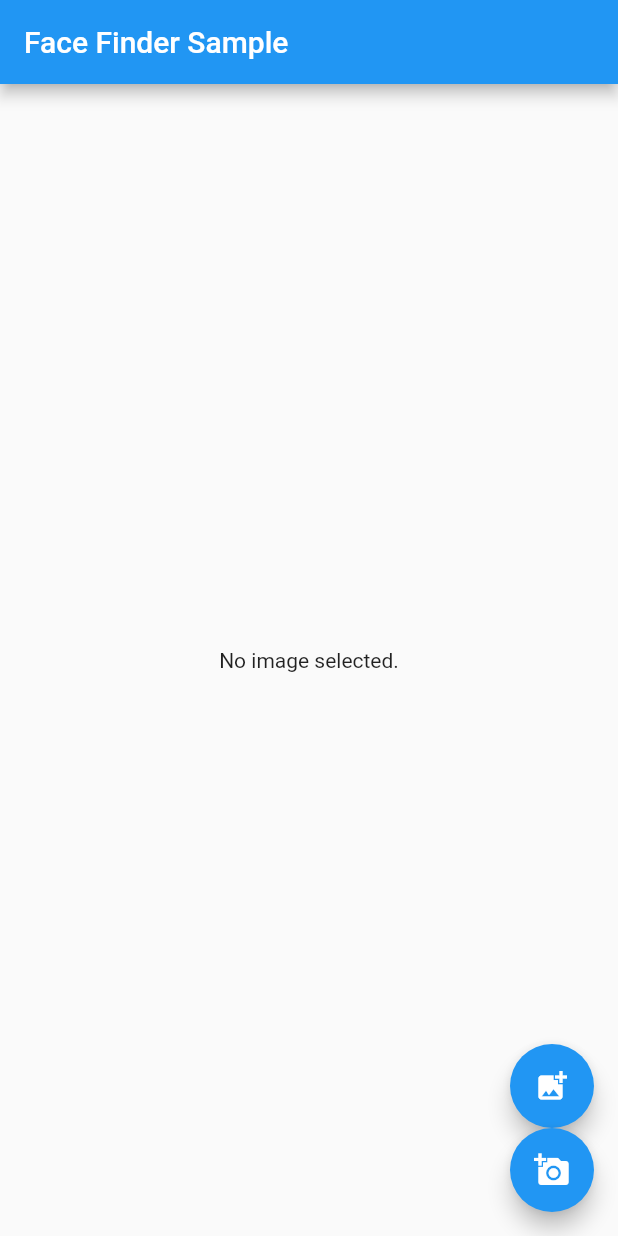
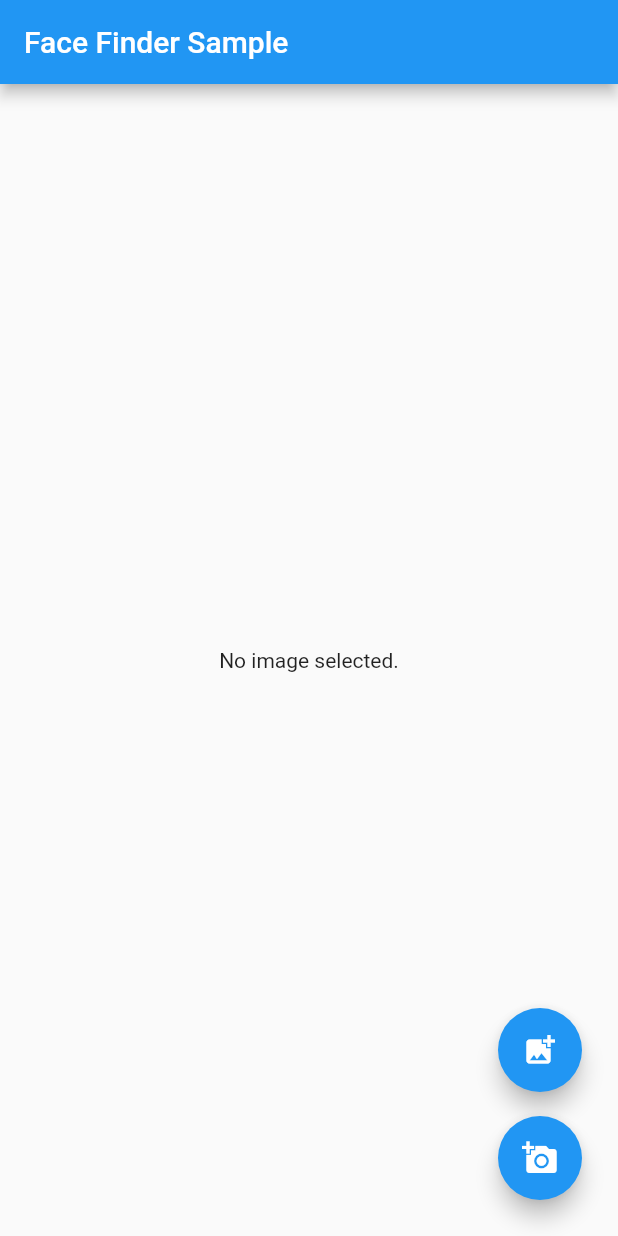
Before and after one commit to HiroshiMiyashita/hiromiya_flutter_study_01, a Flutter app: the screen it shows after launch, on a phone screen of 412 x 824 dp. Run offline on Flutter 3.47's test engine with Material 2 defaults, Android fonts, the phone set to English and light mode, and no system bars; our stand-ins replace cloud_firestore, firebase_core, image_picker; missing offline and left inert: google_ml_kit; accounts and stored records are empty.

Commit message:
ボタンの間隔をとるようにした

```diff
--- a/mlkit_sample_face_detection_01/lib/main.dart
+++ b/mlkit_sample_face_detection_01/lib/main.dart
@@ -102,15 +102,21 @@ class _FaceFinderState extends State<FaceFinder> {
       floatingActionButton: Column(
         mainAxisAlignment: MainAxisAlignment.end,
         children: [
-          FloatingActionButton(
+          Padding(
+            padding: const EdgeInsets.all(8.0),
+            child: FloatingActionButton(
               onPressed: () => _setFaceDetectResult(ImageSource.gallery),
               tooltip: "Select Image.",
               child: const Icon(Icons.add_photo_alternate),
             ),
-          FloatingActionButton(
+          ),
+          Padding(
+            padding: const EdgeInsets.all(8.0),
+            child: FloatingActionButton(
               onPressed: () => _setFaceDetectResult(ImageSource.camera),
               tooltip: "Take a Photo.",
               child: const Icon(Icons.add_a_photo),
+            ),
           )
         ],
       ),
```
Lines whose indentation alone changed are shown as unchanged.
